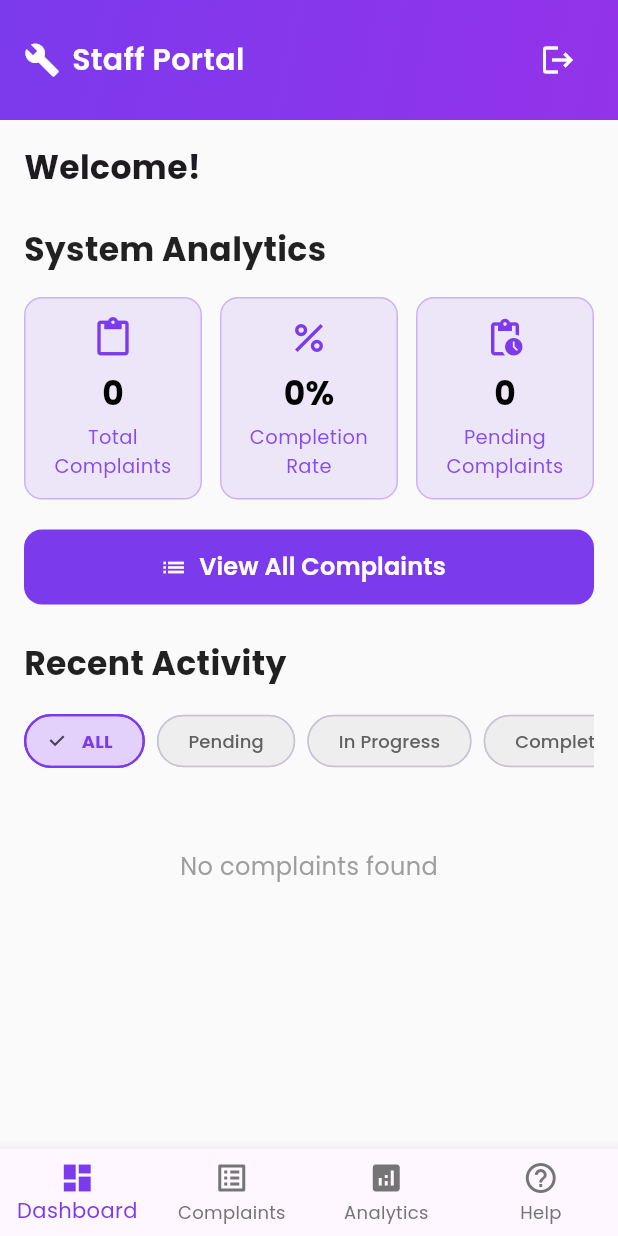
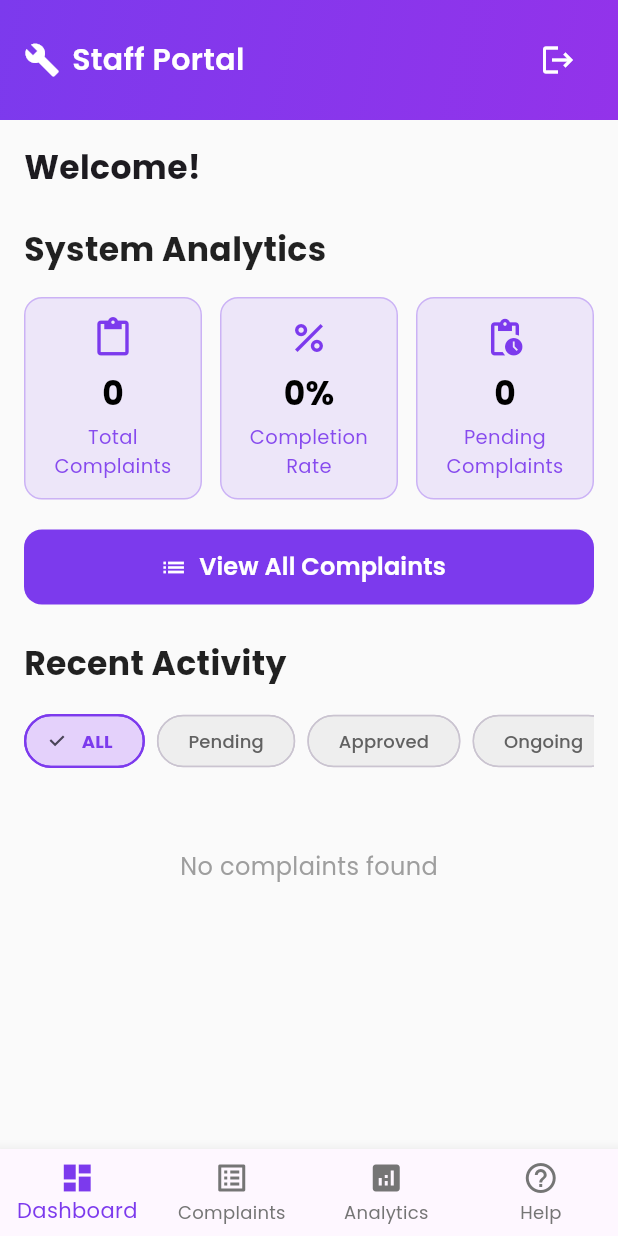
Before and after one commit to goh1217/SmartServe-KolejCare, a Flutter app: the StaffPortalDashboard screen opened directly, on a phone screen of 412 x 824 dp. Run offline on Flutter 3.47's test engine with Material 3 defaults, Android fonts, the phone set to English and light mode, and no system bars; our stand-ins replace cloud_firestore, firebase_auth, firebase_core, flutter_image_compress, google_fonts, image_picker; accounts and stored records are empty; network calls fail.

Commit message:
change recent activity status in portal page

```diff
--- a/lib/staff_portal.dart
+++ b/lib/staff_portal.dart
@@ -373,9 +373,15 @@ class _StaffPortalDashboardState extends State<StaffPortalDashboard> {
               const SizedBox(width: 8),
               _buildFilterChip('Pending'),
               const SizedBox(width: 8),
-              _buildFilterChip('In Progress'),
+              _buildFilterChip('Approved'),
+              const SizedBox(width: 8),
+              _buildFilterChip('Ongoing'),
               const SizedBox(width: 8),
               _buildFilterChip('Completed'),
+              const SizedBox(width: 8),
+              _buildFilterChip('Rejected'),
+              const SizedBox(width: 8),
+              _buildFilterChip('Cancelled'),
             ],
           ),
         ),
@@ -523,13 +529,19 @@ class _StaffPortalDashboardState extends State<StaffPortalDashboard> {
   Color _getStatusColor(String status) {
     switch (status) {
       case 'Pending':
-        return Colors.orange[700]!;
-      case 'In Progress':
+        return Colors.yellow[700]!;
+      case 'Approved':
+        return Colors.purple[700]!;
+      case 'Ongoing':
         return Colors.blue[700]!;
       case 'Completed':
         return Colors.green[700]!;
+      case 'Rejected':
+        return Colors.red[700]!;
+      case 'Cancelled':
+        return Colors.grey[700]!;
       default:
-        return const Color(0xFF7C3AED); // For 'ALL' filter
+        return const Color(0xFF7C3AED);
     }
   }
 
```
